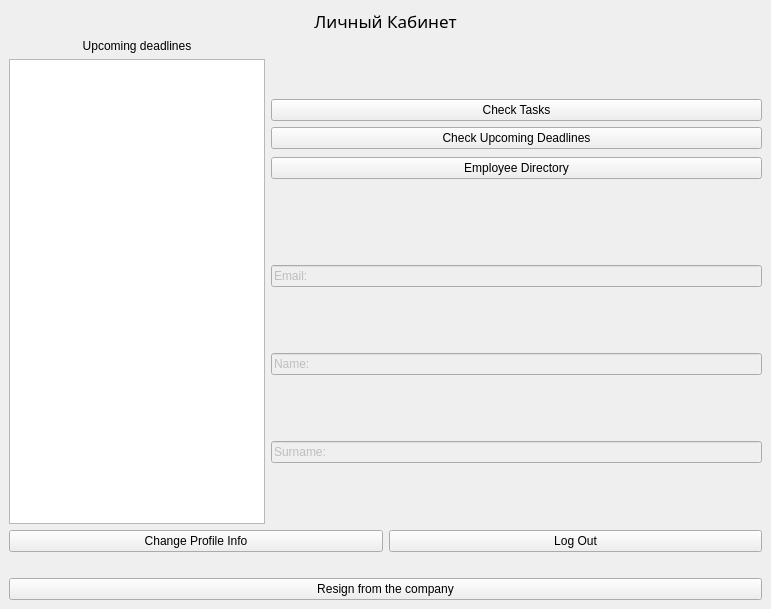
This is UsersWindows/EmployeeWindow/employeewindow.ui in splitmindq/task-management as Qt 5 draws it before an edit. The edited form follows.
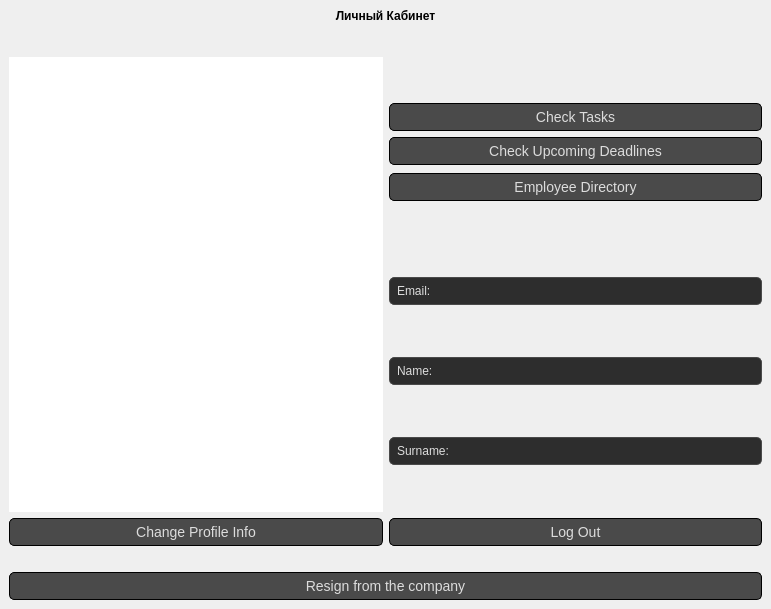
This is the edited form.

The edit to the form file:
```diff
--- a/UsersWindows/EmployeeWindow/employeewindow.ui
+++ b/UsersWindows/EmployeeWindow/employeewindow.ui
@@ -13,6 +13,62 @@
   <property name="windowTitle">
    <string>EmployeeWindow</string>
   </property>
+  <property name="styleSheet">
+   <string notr="true">
+QLineEdit {
+    background-color: #2d2d2d; /* Темный фон для полей ввода */
+    border: 1px solid #4a4a4a; /* Тонкая граница */
+    border-radius: 5px; /* Закругленные углы */
+    padding: 5px;
+    color: #dcdcdc; /* Светлый цвет текста */
+}
+
+QLineEdit:focus {
+    border: 1px solid #6a5acd; /* При фокусе — светло-фиолетовая граница */
+    background-color: #353535; /* Слегка светлее фон при фокусе */
+}
+
+QPushButton {
+    background-color: #4a4a4a; /* Темно-серый фон кнопок */
+    border: 1px solid black; /* Граница с фиолетовым оттенком */
+    border-radius: 5px; /* Закругленные углы кнопок */
+    padding: 5px;
+    color: #dcdcdc; /* Светлый текст на кнопках */
+    font-size: 14px;
+}
+
+QPushButton:hover {
+    border-color: #8a7fb3; /* Светлая граница */
+}
+
+QPushButton:pressed {
+    background-color: #5a4f85; /* Темный фиолетовый при нажатии */
+}
+
+QLabel {
+    font-size: 12px;
+    font-weight: bold;
+    margin-bottom: 4px;
+}
+
+QFrame {
+    border: none;
+}
+
+QGroupBox {
+    border: 1px solid #3a3a3a;
+    border-radius: 5px;
+    padding: 10px;
+    background-color: #2d2d2d;
+}
+
+QGroupBox:title {
+    color: #dcdcdc;
+    padding: 5px;
+    font-size: 18px;
+}
+</string>
+  </property>
   <widget class="QWidget" name="centralwidget">
    <layout class="QVBoxLayout" name="verticalLayout">
     <item>
@@ -25,8 +81,9 @@
       </property>
       <property name="font">
        <font>
-        <family>Wide Latin</family>
-        <pointsize>13</pointsize>
+        <family>Arial</family>
+        <pointsize>-1</pointsize>
+        <bold>true</bold>
        </font>
       </property>
       <property name="text">
@@ -37,6 +94,19 @@
       </property>
      </widget>
     </item>
+    <item>
+     <widget class="QLabel" name="label_2">
+      <property name="text">
+       <string/>
+      </property>
+      <property name="alignment">
+       <set>Qt::AlignmentFlag::AlignCenter</set>
+      </property>
+     </widget>
+    </item>
+    <item>
+     <layout class="QHBoxLayout" name="horizontalLayout"/>
+    </item>
     <item>
      <layout class="QHBoxLayout" name="horizontalLayout_7">
       <item>
@@ -44,20 +114,10 @@
         <property name="leftMargin">
          <number>0</number>
         </property>
-        <item>
-         <widget class="QLabel" name="label_2">
-          <property name="text">
-           <string>Upcoming deadlines</string>
-          </property>
-          <property name="alignment">
-           <set>Qt::AlignmentFlag::AlignCenter</set>
-          </property>
-         </widget>
-        </item>
         <item>
          <widget class="QListWidget" name="listWidget_4">
           <property name="sizePolicy">
-           <sizepolicy hsizetype="Fixed" vsizetype="Expanding">
+           <sizepolicy hsizetype="MinimumExpanding" vsizetype="Expanding">
             <horstretch>0</horstretch>
             <verstretch>0</verstretch>
            </sizepolicy>
```
